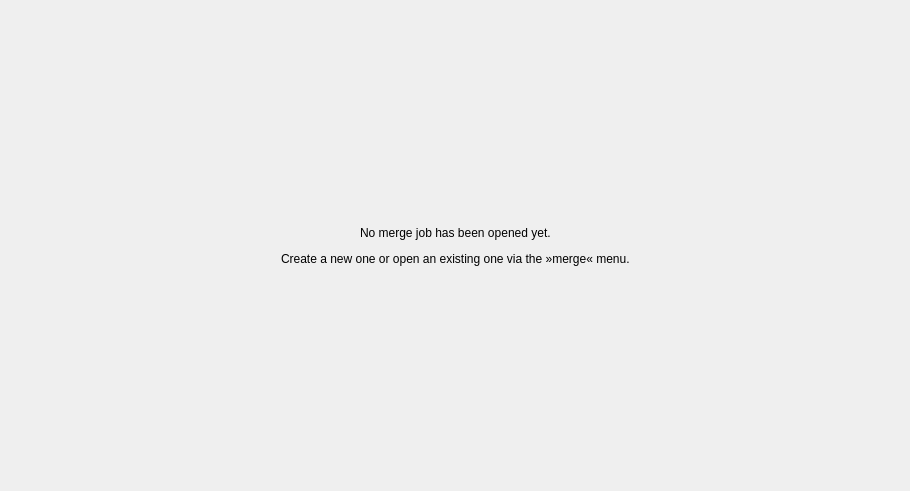
Qt form src/mkvtoolnix-gui/forms/merge/tool.ui (jpsdr/MKVToolnix-Windows-7) before a commit.
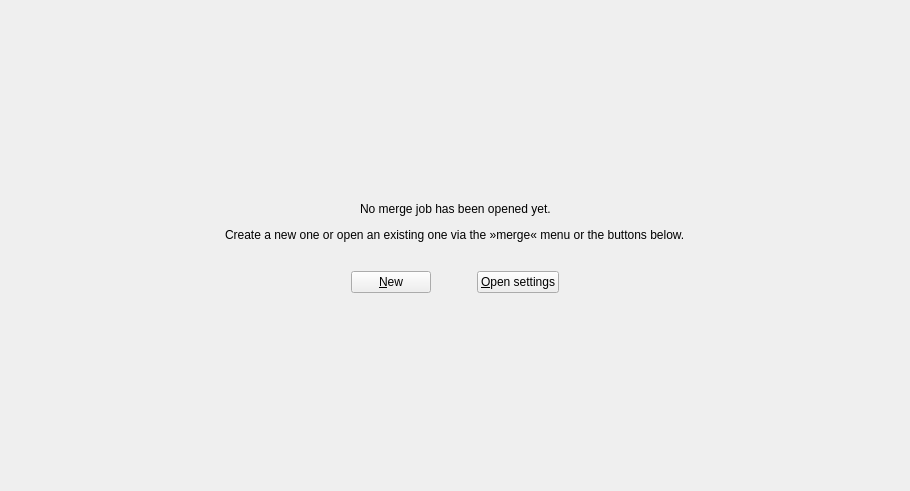
The same form after that commit. Icons and pictures are not drawn.

Commit message: GUI: merge: show new/open buttons in empty tool

Diff of the .ui file:
```diff
--- a/src/mkvtoolnix-gui/forms/merge/tool.ui
+++ b/src/mkvtoolnix-gui/forms/merge/tool.ui
@@ -107,7 +107,7 @@
             <item>
              <widget class="QLabel" name="howToOpenLabel">
               <property name="text">
-               <string>Create a new one or open an existing one via the »merge« menu.</string>
+               <string>Create a new one or open an existing one via the »merge« menu or the buttons below.</string>
               </property>
              </widget>
             </item>
@@ -126,6 +126,90 @@
             </item>
            </layout>
           </item>
+          <item>
+           <spacer name="verticalSpacer_3">
+            <property name="orientation">
+             <enum>Qt::Vertical</enum>
+            </property>
+            <property name="sizeType">
+             <enum>QSizePolicy::Fixed</enum>
+            </property>
+            <property name="sizeHint" stdset="0">
+             <size>
+              <width>20</width>
+              <height>20</height>
+             </size>
+            </property>
+           </spacer>
+          </item>
+          <item>
+           <layout class="QHBoxLayout" name="horizontalLayout_3">
+            <item>
+             <spacer name="horizontalSpacer_5">
+              <property name="orientation">
+               <enum>Qt::Horizontal</enum>
+              </property>
+              <property name="sizeHint" stdset="0">
+               <size>
+                <width>40</width>
+                <height>20</height>
+               </size>
+              </property>
+             </spacer>
+            </item>
+            <item>
+             <widget class="QPushButton" name="newFileButton">
+              <property name="text">
+               <string>&amp;New</string>
+              </property>
+              <property name="icon">
+               <iconset resource="../../qt_resources.qrc">
+                <normaloff>:/icons/16x16/document-new.png</normaloff>:/icons/16x16/document-new.png</iconset>
+              </property>
+             </widget>
+            </item>
+            <item>
+             <spacer name="horizontalSpacer_6">
+              <property name="orientation">
+               <enum>Qt::Horizontal</enum>
+              </property>
+              <property name="sizeType">
+               <enum>QSizePolicy::Fixed</enum>
+              </property>
+              <property name="sizeHint" stdset="0">
+               <size>
+                <width>40</width>
+                <height>20</height>
+               </size>
+              </property>
+             </spacer>
+            </item>
+            <item>
+             <widget class="QPushButton" name="openFileButton">
+              <property name="text">
+               <string>&amp;Open settings</string>
+              </property>
+              <property name="icon">
+               <iconset resource="../../qt_resources.qrc">
+                <normaloff>:/icons/16x16/document-open.png</normaloff>:/icons/16x16/document-open.png</iconset>
+              </property>
+             </widget>
+            </item>
+            <item>
+             <spacer name="horizontalSpacer_7">
+              <property name="orientation">
+               <enum>Qt::Horizontal</enum>
+              </property>
+              <property name="sizeHint" stdset="0">
+               <size>
+                <width>40</width>
+                <height>20</height>
+               </size>
+              </property>
+             </spacer>
+            </item>
+           </layout>
+          </item>
           <item>
            <spacer name="verticalSpacer_2">
             <property name="orientation">
```
Left out of the diff: 4 changed lines with no effect on the pictures. The commit also changes 2 other files.
